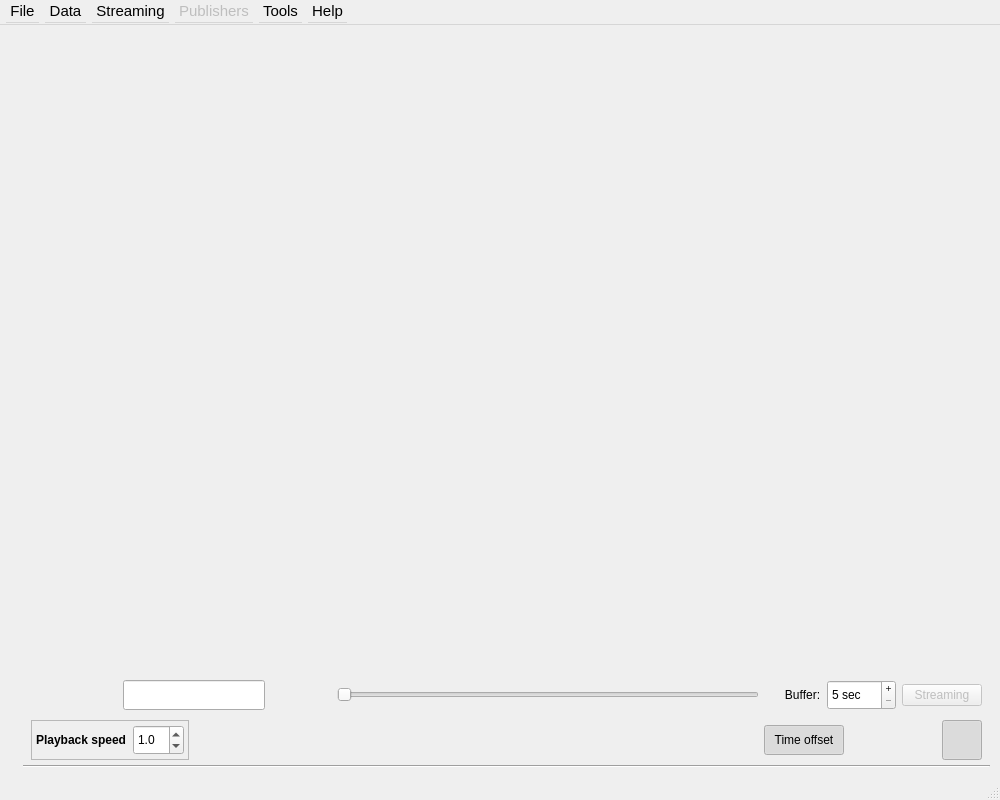
ziparker/PlotJuggler, file plotter_gui/mainwindow.ui: the form before one commit.
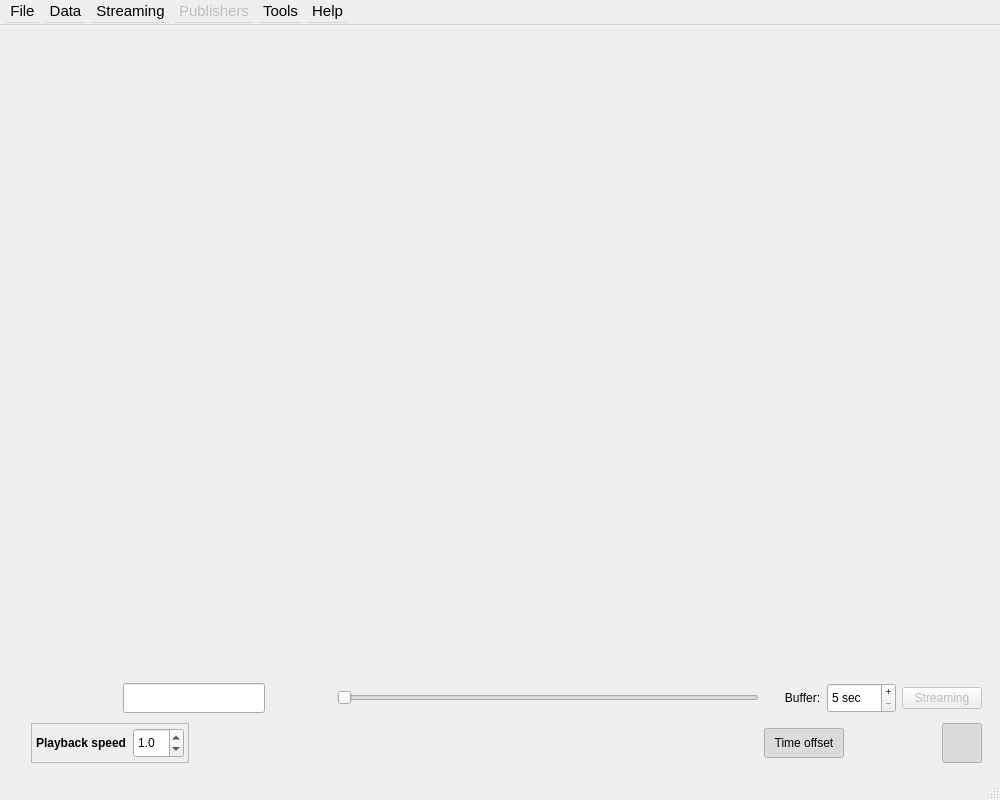
The form after the commit. Icons and pictures are not drawn. Custom widgets are drawn as their Qt base class.

What changed in the file:
```diff
--- a/plotter_gui/mainwindow.ui
+++ b/plotter_gui/mainwindow.ui
@@ -801,13 +801,6 @@
             </layout>
            </widget>
           </item>
-          <item>
-           <widget class="Line" name="line">
-            <property name="orientation">
-             <enum>Qt::Horizontal</enum>
-            </property>
-           </widget>
-          </item>
          </layout>
         </item>
        </layout>
```
Left out of the diff: 30 changed lines with no effect on the pictures.
